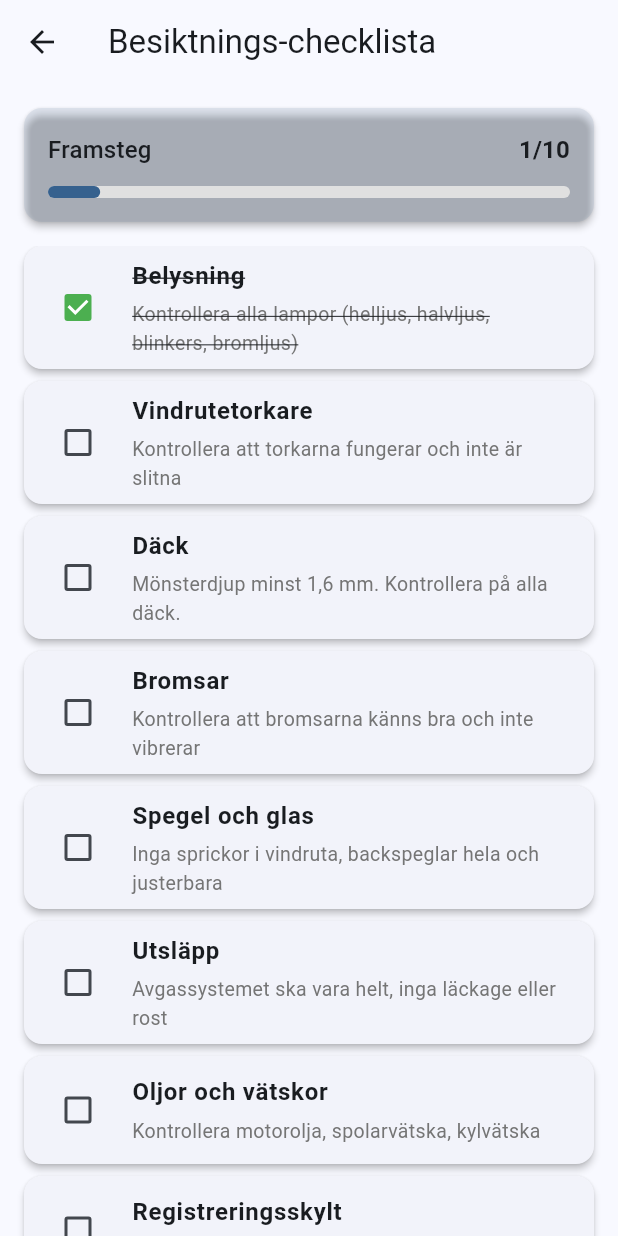
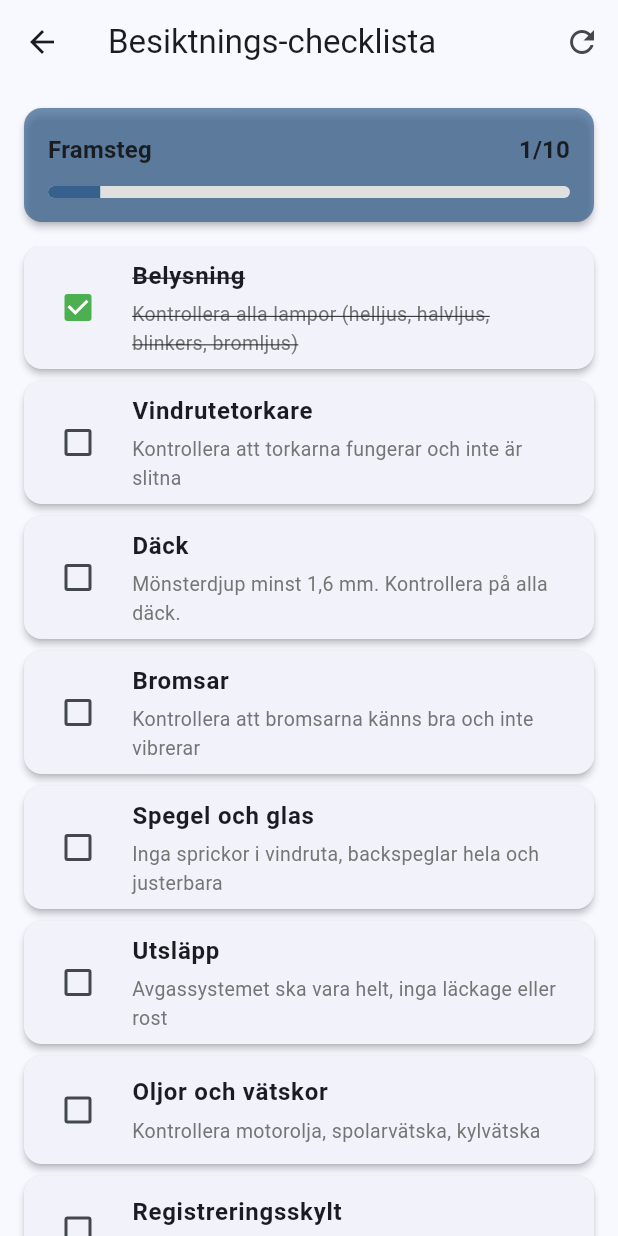
Before and after one commit to nordstromjimmy/autivo_app, a Flutter app: the BesiktningChecklistScreen screen opened directly with empty values, after a tap on "Belysning", on a phone screen of 412 x 824 dp. Run offline on Flutter 3.47's test engine with Material 3 defaults, Android fonts, the phone set to English and light mode, and no system bars; our stand-ins replace flutter_riverpod, hive, hive_flutter; accounts and stored records are empty.

Commit message:
first commit

```diff
--- /dev/null
+++ b/lib/providers/checklist_provider.dart
@@ -0,0 +1,126 @@
+import 'package:flutter_riverpod/flutter_riverpod.dart';
+import '../models/checklist_state.dart';
+import '../services/storage_service.dart';
+
+// Default checklist items
+const List<Map<String, String>> defaultChecklistItems = [
+  {
+    'title': 'Belysning',
+    'description':
+        'Kontrollera alla lampor (helljus, halvljus, blinkers, bromljus)',
+  },
+  {
+    'title': 'Vindrutetorkare',
+    'description': 'Kontrollera att torkarna fungerar och inte är slitna',
+  },
+  {
+    'title': 'Däck',
+    'description': 'Mönsterdjup minst 1,6 mm. Kontrollera på alla däck.',
+  },
+  {
+    'title': 'Bromsar',
+    'description': 'Kontrollera att bromsarna känns bra och inte vibrerar',
+  },
+  {
+    'title': 'Spegel och glas',
+    'description': 'Inga sprickor i vindruta, backspeglar hela och justerbara',
+  },
+  {
+    'title': 'Utsläpp',
+    'description': 'Avgassystemet ska vara helt, inga läckage eller rost',
+  },
+  {
+    'title': 'Oljor och vätskor',
+    'description': 'Kontrollera motorolja, spolarvätska, kylvätska',
+  },
+  {
+    'title': 'Registreringsskylt',
+    'description': 'Skylten ska vara hel, ren och läsbar',
+  },
+  {
+    'title': 'Varningstriangel',
+    'description': 'Ska finnas i bilen och vara hel',
+  },
+  {
+    'title': 'Säkerhetsbälten',
+    'description': 'Alla bälten ska fungera och låsa ordentligt',
+  },
+];
+
+// Notifier for triggering rebuilds
+class ChecklistNotifier extends StateNotifier<int> {
+  ChecklistNotifier() : super(0);
+
+  void updateItem(String vehicleId, String itemTitle, bool checked) {
+    final currentState = StorageService.getChecklistState(vehicleId);
+
+    ChecklistState newState;
+    if (currentState == null) {
+      // Create new state with all items unchecked
+      final items = <String, bool>{};
+      for (var item in defaultChecklistItems) {
+        items[item['title']!] = item['title'] == itemTitle ? checked : false;
+      }
+      newState = ChecklistState(
+        vehicleId: vehicleId,
+        checkedItems: items,
+        lastUpdated: DateTime.now(),
+      );
+    } else {
+      // Create NEW state object instead of mutating
+      final newCheckedItems = Map<String, bool>.from(currentState.checkedItems);
+      newCheckedItems[itemTitle] = checked;
+
+      // Check if all items are now checked
+      final isComplete = newCheckedItems.values.every((v) => v);
+
+      newState = ChecklistState(
+        vehicleId: vehicleId,
+        checkedItems: newCheckedItems,
+        lastUpdated: DateTime.now(),
+        lastCompleted: isComplete ? DateTime.now() : null,
+      );
+    }
+
+    StorageService.saveChecklistState(newState);
+    state++; // Trigger rebuild
+  }
+
+  void clearChecklist(String vehicleId) {
+    StorageService.clearChecklistState(vehicleId);
+    state++; // Trigger rebuild
+  }
+
+  void deleteChecklist(String vehicleId) {
+    StorageService.deleteChecklistState(vehicleId);
+    state++; // Trigger rebuild
+  }
+}
+
+// Provider for the notifier
+final checklistNotifierProvider = StateNotifierProvider<ChecklistNotifier, int>(
+  (ref) {
+    return ChecklistNotifier();
+  },
+);
+
+// Provider for getting checklist state
+final checklistProvider = Provider.family<ChecklistState, String>((
+  ref,
+  vehicleId,
+) {
+  ref.watch(checklistNotifierProvider); // Watch for changes
+
+  var state = StorageService.getChecklistState(vehicleId);
+
+  // If no state exists, create default with all unchecked
+  if (state == null) {
+    final items = <String, bool>{};
+    for (var item in defaultChecklistItems) {
+      items[item['title']!] = false;
+    }
+    state = ChecklistState(vehicleId: vehicleId, checkedItems: items);
+  }
+
+  return state;
+});
--- a/lib/screens/add_maintenance_screen.dart
+++ b/lib/screens/add_maintenance_screen.dart
@@ -34,7 +34,7 @@ class _AddMaintenanceScreenState extends ConsumerState<AddMaintenanceScreen> {
   final List<Map<String, dynamic>> _maintenanceTypes = [
     {'value': 'service', 'label': 'Service', 'icon': Icons.build},
     {'value': 'parts', 'label': 'Reservdel', 'icon': Icons.settings},
-    {'value': 'tire_change', 'label': 'Däckbyte', 'icon': Icons.album},
+    /*     {'value': 'tire_change', 'label': 'Däckbyte', 'icon': Icons.album}, */
     {'value': 'besiktning', 'label': 'Besiktning', 'icon': Icons.verified},
     {'value': 'other', 'label': 'Annat', 'icon': Icons.description},
   ];
@@ -188,9 +188,9 @@ class _AddMaintenanceScreenState extends ConsumerState<AddMaintenanceScreen> {
               style: Theme.of(context).textTheme.titleSmall,
             ),
             const SizedBox(height: 8),
-            Wrap(
+            Column(
               spacing: 8,
-              runSpacing: 8,
+              crossAxisAlignment: CrossAxisAlignment.start,
               children: _maintenanceTypes.map((type) {
                 final isSelected = _selectedType == type['value'];
                 return FilterChip(
--- a/lib/screens/besiktning_checklist_screen.dart
+++ b/lib/screens/besiktning_checklist_screen.dart
@@ -1,88 +1,81 @@
 import 'package:flutter/material.dart';
+import 'package:flutter_riverpod/flutter_riverpod.dart';
 import '../models/vehicle.dart';
 import '../widgets/checklist_item.dart';
+import '../providers/checklist_provider.dart';
+import 'package:intl/intl.dart';
 
-class BesiktningChecklistScreen extends StatefulWidget {
+class BesiktningChecklistScreen extends ConsumerWidget {
   final Vehicle vehicle;
 
   const BesiktningChecklistScreen({super.key, required this.vehicle});
 
   @override
-  State<BesiktningChecklistScreen> createState() =>
-      _BesiktningChecklistScreenState();
-}
-
-class _BesiktningChecklistScreenState extends State<BesiktningChecklistScreen> {
-  final Map<String, bool> _checkedItems = {};
-
-  final List<Map<String, String>> _checklistItems = [
-    {
-      'title': 'Belysning',
-      'description':
-          'Kontrollera alla lampor (helljus, halvljus, blinkers, bromljus)',
-    },
-    {
-      'title': 'Vindrutetorkare',
-      'description': 'Kontrollera att torkarna fungerar och inte är slitna',
-    },
-    {
-      'title': 'Däck',
-      'description': 'Mönsterdjup minst 1,6 mm. Kontrollera på alla däck.',
-    },
-    {
-      'title': 'Bromsar',
-      'description': 'Kontrollera att bromsarna känns bra och inte vibrerar',
-    },
-    {
-      'title': 'Spegel och glas',
-      'description':
-          'Inga sprickor i vindruta, backspeglar hela och justerbara',
-    },
-    {
-      'title': 'Utsläpp',
-      'description': 'Avgassystemet ska vara helt, inga läckage eller rost',
-    },
-    {
-      'title': 'Oljor och vätskor',
-      'description': 'Kontrollera motorolja, spolarvätska, kylvätska',
-    },
-    {
-      'title': 'Registreringsskylt',
-      'description': 'Skylten ska vara hel, ren och läsbar',
-    },
-    {
-      'title': 'Varningstriangel',
-      'description': 'Ska finnas i bilen och vara hel',
-    },
-    {
-      'title': 'Säkerhetsbälten',
-      'description': 'Alla bälten ska fungera och låsa ordentligt',
-    },
-  ];
-
-  @override
-  void initState() {
-    super.initState();
-    for (var item in _checklistItems) {
-      _checkedItems[item['title']!] = false;
-    }
-  }
-
-  int get _checkedCount =>
-      _checkedItems.values.where((checked) => checked).length;
-
-  @override
-  Widget build(BuildContext context) {
-    final progress = _checkedCount / _checklistItems.length;
+  Widget build(BuildContext context, WidgetRef ref) {
+    final checklistState = ref.watch(checklistProvider(vehicle.id));
+    final progress = checklistState.progress;
 
     return Scaffold(
-      appBar: AppBar(title: const Text('Besiktnings-checklista')),
+      appBar: AppBar(
+        title: const Text('Besiktnings-checklista'),
+        actions: [
+          // Clear button
+          IconButton(
+            icon: const Icon(Icons.refresh),
+            tooltip: 'Rensa alla',
+            onPressed: checklistState.checkedCount > 0
+                ? () => _showClearConfirmation(context, ref)
+                : null,
+          ),
+        ],
+      ),
       body: Column(
         children: [
           // Progress card
-          Card(
+          _buildProgressCard(context, checklistState, progress),
+
+          // Last completed info
+          if (checklistState.lastCompleted != null)
+            _buildLastCompletedBanner(context, checklistState),
+
+          // Checklist items
+          Expanded(
+            child: ListView.builder(
+              padding: const EdgeInsets.symmetric(horizontal: 16),
+              itemCount: defaultChecklistItems.length,
+              itemBuilder: (context, index) {
+                final item = defaultChecklistItems[index];
+                final title = item['title']!;
+                return ChecklistItem(
+                  title: title,
+                  description: item['description']!,
+                  isChecked: checklistState.checkedItems[title] ?? false,
+                  onChanged: (value) {
+                    ref
+                        .read(checklistNotifierProvider.notifier)
+                        .updateItem(vehicle.id, title, value ?? false);
+                  },
+                );
+              },
+            ),
+          ),
+        ],
+      ),
+    );
+  }
+
+  Widget _buildProgressCard(
+    BuildContext context,
+    dynamic checklistState,
+    double progress,
+  ) {
+    final isComplete = progress == 1.0;
+
+    return Card(
       margin: const EdgeInsets.all(16),
-            color: Theme.of(context).primaryColor.withOpacity(0.1),
+      color: isComplete
+          ? Colors.green.withValues(alpha: 0.9)
+          : Theme.of(context).primaryColor.withValues(alpha: 0.7),
       child: Padding(
         padding: const EdgeInsets.all(16),
         child: Column(
@@ -92,66 +85,158 @@ class _BesiktningChecklistScreenState extends State<BesiktningChecklistScreen> {
               mainAxisAlignment: MainAxisAlignment.spaceBetween,
               children: [
                 Text(
-                        'Framsteg',
-                        style: Theme.of(context).textTheme.titleMedium,
+                  isComplete ? 'Klart!' : 'Framsteg',
+                  style: Theme.of(context).textTheme.titleMedium?.copyWith(
+                    fontWeight: FontWeight.bold,
+                    color: isComplete ? Colors.white : null,
+                  ),
                 ),
                 Text(
-                        '$_checkedCount/${_checklistItems.length}',
-                        style: Theme.of(context).textTheme.titleMedium
-                            ?.copyWith(fontWeight: FontWeight.bold),
+                  '${checklistState.checkedCount}/${checklistState.totalItems}',
+                  style: Theme.of(context).textTheme.titleMedium?.copyWith(
+                    fontWeight: FontWeight.bold,
+                    color: isComplete ? Colors.white : null,
+                  ),
                 ),
               ],
             ),
             const SizedBox(height: 12),
-                  LinearProgressIndicator(
+            ClipRRect(
+              borderRadius: BorderRadius.circular(8),
+              child: LinearProgressIndicator(
                 value: progress,
-                    backgroundColor: Colors.grey[300],
+                backgroundColor: isComplete
+                    ? Colors.white.withValues(alpha: 0.3)
+                    : Colors.grey[300],
+                valueColor: AlwaysStoppedAnimation<Color>(
+                  isComplete ? Colors.white : Theme.of(context).primaryColor,
+                ),
                 minHeight: 8,
-                    borderRadius: BorderRadius.circular(4),
               ),
-                  if (progress == 1.0) ...[
+            ),
+            if (isComplete) ...[
               const SizedBox(height: 12),
               Row(
                 children: [
-                        Icon(Icons.check_circle, color: Colors.green, size: 20),
+                  Icon(Icons.check_circle, color: Colors.white, size: 20),
                   const SizedBox(width: 8),
-                        Text(
-                          'Alla punkter kontrollerade!',
+                  Expanded(
+                    child: Text(
+                      'Alla punkter kontrollerade! Din bil är redo för besiktning.',
                       style: TextStyle(
-                            color: Colors.green[700],
-                            fontWeight: FontWeight.bold,
+                        color: Colors.white,
+                        fontWeight: FontWeight.w500,
+                      ),
                     ),
                   ),
                 ],
               ),
             ],
+            /*             if (!isComplete && checklistState.lastUpdated != null) ...[
+              const SizedBox(height: 8),
+              Text(
+                'Senast uppdaterad: ${_formatDateTime(checklistState.lastUpdated)}',
+                style: TextStyle(
+                  fontSize: 12,
+                  color: Colors.grey[600],
+                  fontStyle: FontStyle.italic,
+                ),
+              ),
+            ], */
           ],
         ),
       ),
+    );
+  }
+
+  Widget _buildLastCompletedBanner(
+    BuildContext context,
+    dynamic checklistState,
+  ) {
+    return Container(
+      margin: const EdgeInsets.symmetric(horizontal: 16, vertical: 8),
+      padding: const EdgeInsets.all(12),
+      decoration: BoxDecoration(
+        color: Colors.blue[50],
+        borderRadius: BorderRadius.circular(8),
+        border: Border.all(color: Colors.blue[200]!),
       ),
-
-          // Checklist items
+      child: Row(
+        children: [
+          Icon(Icons.history, color: Colors.blue[700], size: 20),
+          const SizedBox(width: 8),
           Expanded(
-            child: ListView.builder(
-              padding: const EdgeInsets.symmetric(horizontal: 16),
-              itemCount: _checklistItems.length,
-              itemBuilder: (context, index) {
-                final item = _checklistItems[index];
-                return ChecklistItem(
-                  title: item['title']!,
-                  description: item['description']!,
-                  isChecked: _checkedItems[item['title']!]!,
-                  onChanged: (value) {
-                    setState(() {
-                      _checkedItems[item['title']!] = value ?? false;
-                    });
-                  },
-                );
-              },
+            child: Text(
+              'Senast komplett: ${_formatDateTime(checklistState.lastCompleted)}',
+              style: TextStyle(
+                fontSize: 13,
+                color: Colors.blue[900],
+                fontWeight: FontWeight.w500,
+              ),
             ),
           ),
         ],
       ),
     );
   }
+
+  Future<void> _showClearConfirmation(
+    BuildContext context,
+    WidgetRef ref,
+  ) async {
+    final confirmed = await showDialog<bool>(
+      context: context,
+      builder: (dialogContext) => AlertDialog(
+        title: const Text('Rensa checklista?'),
+        content: const Text(
+          'Detta kommer ta bort alla dina checkmarkeringar. Vill du fortsätta?',
+        ),
+        actions: [
+          TextButton(
+            onPressed: () => Navigator.pop(dialogContext, false),
+            child: const Text('Avbryt'),
+          ),
+          TextButton(
+            onPressed: () => Navigator.pop(dialogContext, true),
+            style: TextButton.styleFrom(foregroundColor: Colors.orange),
+            child: const Text('Rensa'),
+          ),
+        ],
+      ),
+    );
+
+    // Handle the confirmation OUTSIDE the dialog context
+    if (confirmed == true && context.mounted) {
+      ref.read(checklistNotifierProvider.notifier).clearChecklist(vehicle.id);
+
+      if (context.mounted) {
+        ScaffoldMessenger.of(context).showSnackBar(
+          const SnackBar(
+            content: Text('Checklista rensad'),
+            duration: Duration(seconds: 2),
+          ),
+        );
       }
+    }
+  }
+
+  String _formatDateTime(DateTime? dateTime) {
+    if (dateTime == null) return '';
+    final now = DateTime.now();
+    final difference = now.difference(dateTime);
+
+    if (difference.inMinutes < 1) {
+      return 'Just nu';
+    } else if (difference.inHours < 1) {
+      return '${difference.inMinutes} min sedan';
+    } else if (difference.inDays < 1) {
+      return '${difference.inHours} tim sedan';
+    } else if (difference.inDays == 1) {
+      return 'Igår ${DateFormat('HH:mm').format(dateTime)}';
+    } else if (difference.inDays < 7) {
+      return '${difference.inDays} dagar sedan';
+    } else {
+      return DateFormat('d MMM yyyy, HH:mm').format(dateTime);
+    }
+  }
+}
```
Also changed, not shown: lib/main.dart (+4 -7 lines), lib/models/checklist_state.dart (added, +38 -0 lines), lib/screens/tabs/vehicle_besiktning_tab.dart (+6 -4 lines), lib/screens/tabs/vehicle_service_tab.dart (+4 -4 lines), lib/services/storage_service.dart (+53 -7 lines), lib/models/checklist_state.g.dart (added). Lines whose indentation alone changed are shown as unchanged.
